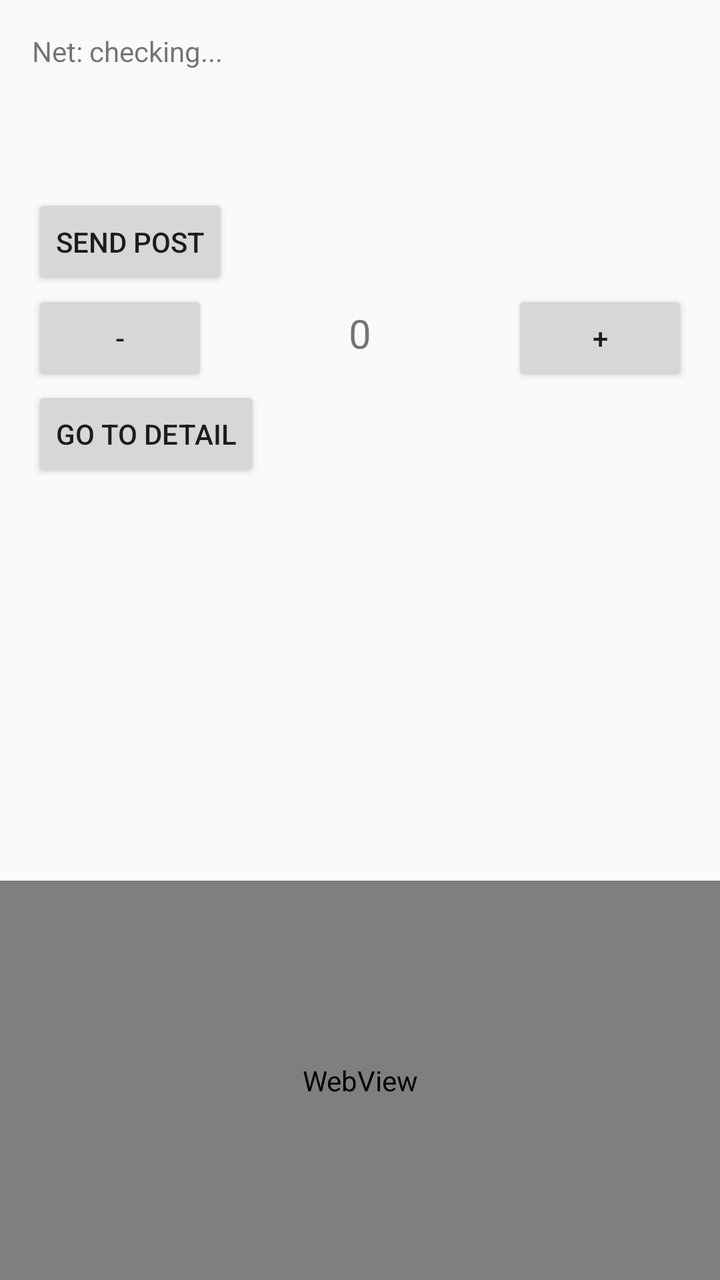
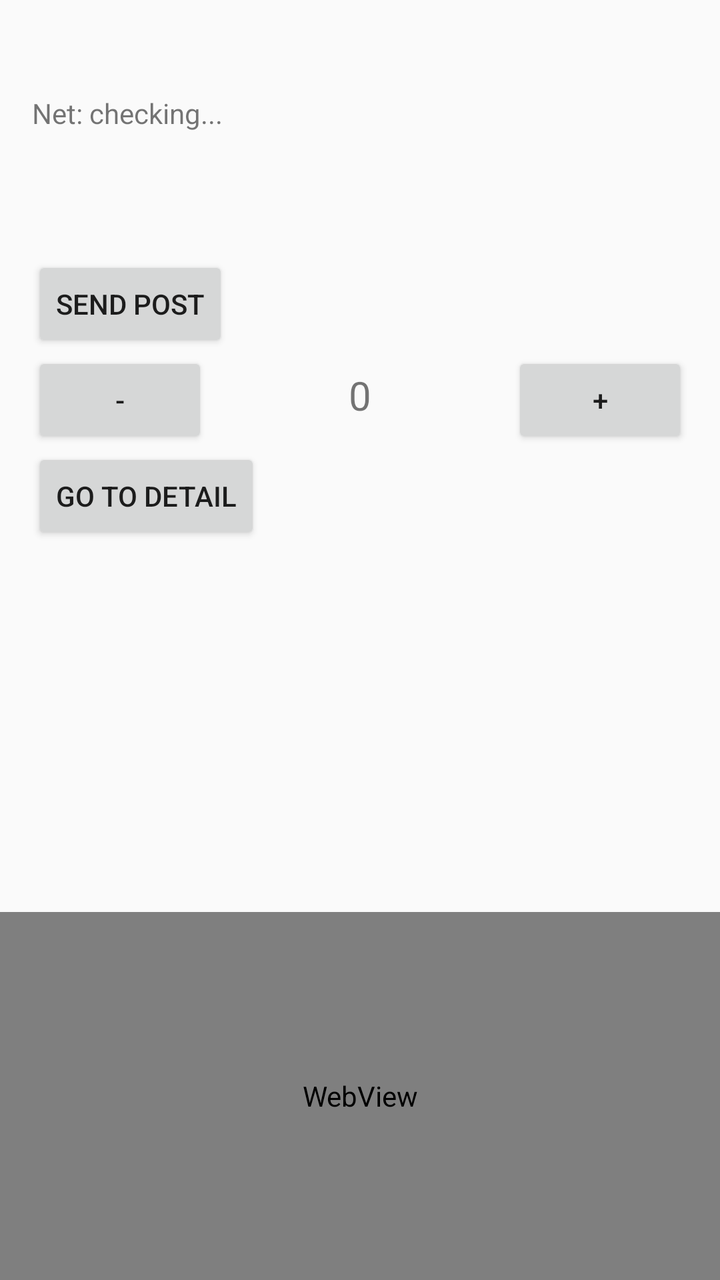

Two renders of the same Android screen: before a commit and after it. Below are the layout's source before the change and the commit's diff.
<!-- AndroidManifest.xml: application theme Theme.AppCompat.Light.DarkActionBar -->
<!-- res/layout/fragment_home.xml -->
<?xml version="1.0" encoding="utf-8"?>
<LinearLayout xmlns:android="http://schemas.android.com/apk/res/android"
    android:id="@+id/home_root"
    android:layout_width="match_parent"
    android:layout_height="match_parent"
    android:orientation="vertical">

    <TextView
        android:id="@+id/statusText"
        android:layout_width="match_parent"
        android:layout_height="wrap_content"
        android:padding="16dp"
        android:text="Net: checking..."
        android:textSize="14sp" />

    <TextView
        android:id="@+id/deviceInfoText"
        android:layout_width="match_parent"
        android:layout_height="wrap_content"
        android:paddingStart="16dp"
        android:paddingEnd="16dp"
        android:paddingBottom="4dp"
        android:textSize="14sp" />

    <TextView
        android:id="@+id/packageInfoText"
        android:layout_width="match_parent"
        android:layout_height="wrap_content"
        android:paddingStart="16dp"
        android:paddingEnd="16dp"
        android:paddingBottom="4dp"
        android:textSize="14sp" />

    <Button
        android:id="@+id/postButton"
        android:layout_width="wrap_content"
        android:layout_height="wrap_content"
        android:layout_marginStart="16dp"
        android:text="Send POST" />

    <LinearLayout
        android:layout_width="match_parent"
        android:layout_height="wrap_content"
        android:orientation="horizontal"
        android:paddingStart="16dp"
        android:paddingEnd="16dp">

        <Button
            android:id="@+id/decrementButton"
            android:layout_width="wrap_content"
            android:layout_height="wrap_content"
            android:text="-" />

        <TextView
            android:id="@+id/countText"
            android:layout_width="0dp"
            android:layout_height="wrap_content"
            android:layout_weight="1"
            android:gravity="center"
            android:text="0"
            android:textSize="20sp" />

        <Button
            android:id="@+id/incrementButton"
            android:layout_width="wrap_content"
            android:layout_height="wrap_content"
            android:text="+" />
    </LinearLayout>

    <Button
        android:id="@+id/navigateButton"
        android:layout_width="wrap_content"
        android:layout_height="wrap_content"
        android:layout_marginStart="16dp"
        android:text="Go to Detail" />

    <ScrollView
        android:layout_width="match_parent"
        android:layout_height="0dp"
        android:layout_weight="1">

        <TextView
            android:id="@+id/logText"
            android:layout_width="match_parent"
            android:layout_height="wrap_content"
            android:padding="16dp"
            android:textSize="14sp" />
    </ScrollView>

    <WebView
        android:id="@+id/webView"
        android:layout_width="match_parent"
        android:layout_height="0dp"
        android:layout_weight="1" />

</LinearLayout>
<!-- resources referenced by this layout -->
<resources>

</resources>

<!-- the commit's change to res/layout/fragment_home.xml (unified diff, before → after) -->
@@ -4,6 +4,33 @@
     android:layout_width="match_parent"
     android:layout_height="match_parent"
     android:orientation="vertical">
+
+    <LinearLayout
+        android:layout_width="match_parent"
+        android:layout_height="wrap_content"
+        android:orientation="horizontal"
+        android:gravity="center_vertical"
+        android:paddingStart="16dp"
+        android:paddingEnd="16dp"
+        android:paddingTop="8dp"
+        android:paddingBottom="4dp">
+
+        <TextView
+            android:id="@+id/authStatusText"
+            android:layout_width="0dp"
+            android:layout_height="wrap_content"
+            android:layout_weight="1"
+            android:textSize="14sp"
+            android:textStyle="bold" />
+
+        <Button
+            android:id="@+id/logoutButton"
+            android:layout_width="wrap_content"
+            android:layout_height="wrap_content"
+            android:text="Logout"
+            android:textSize="12sp"
+            android:visibility="gone" />
+    </LinearLayout>
 
     <TextView
         android:id="@+id/statusText"
